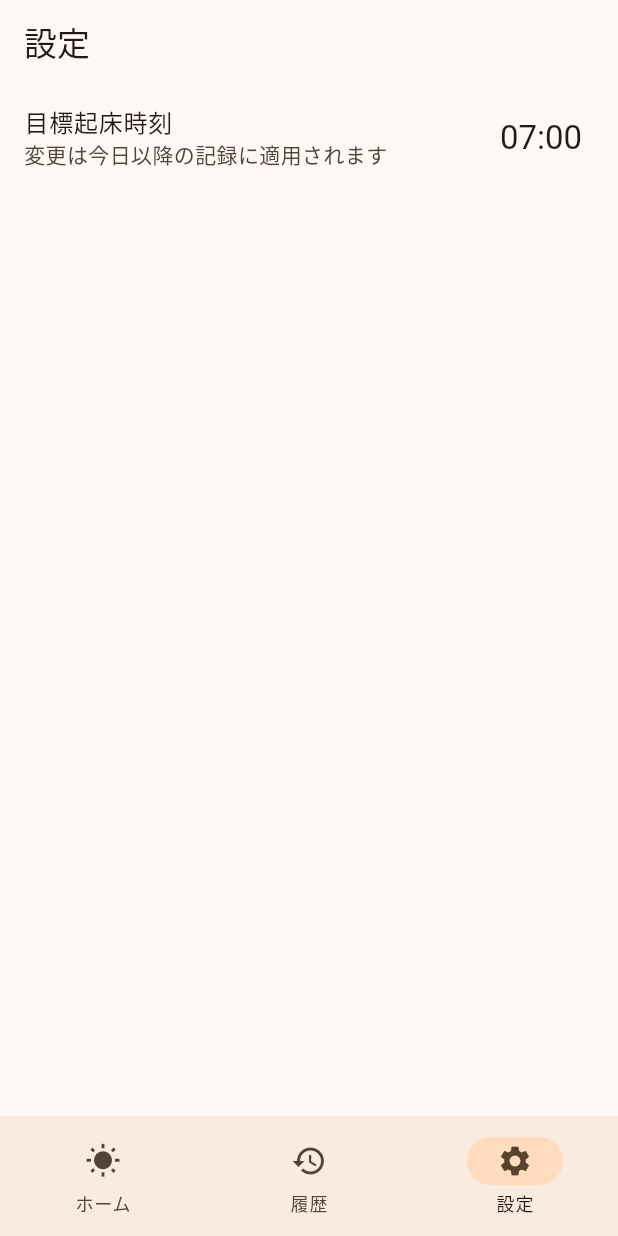
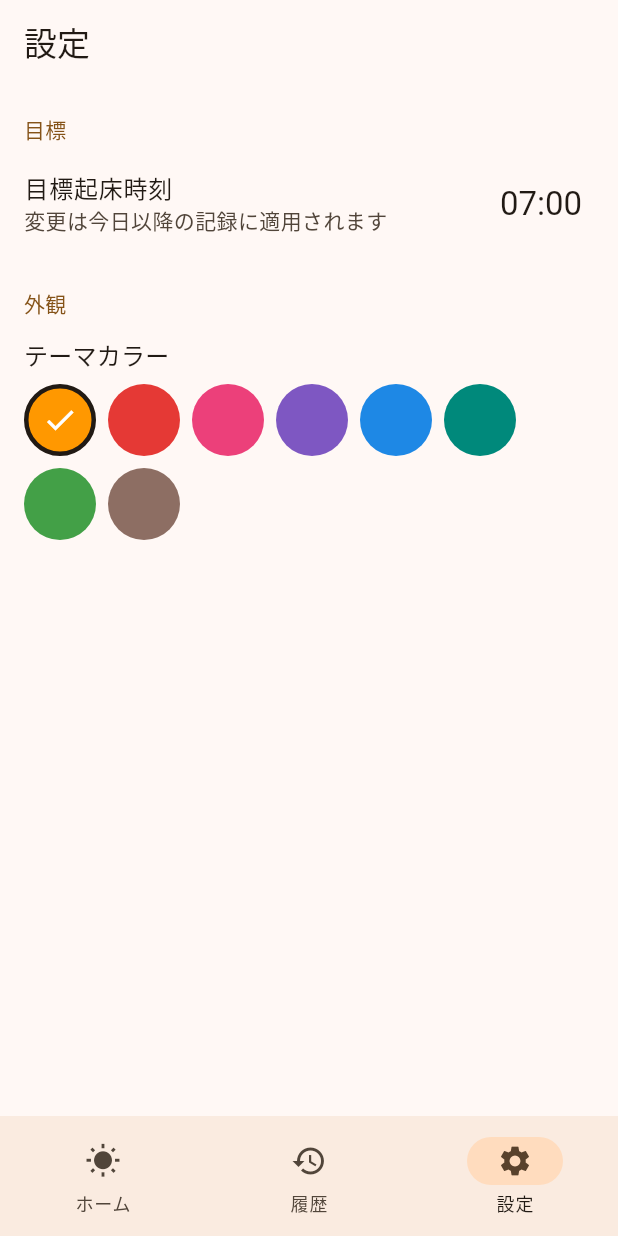
Before and after one commit to haruki169/wake-up-up, a Flutter app: the screen it shows after launch, item 3 of the bottom bar chosen, on a phone screen of 412 x 824 dp. Run offline on Flutter 3.47's test engine with Material 3 defaults, Android fonts, the phone set to English and light mode, and no system bars; our stand-ins replace flutter_riverpod, shared_preferences, sqflite; accounts and stored records are empty.

Commit message:
テーマカラー変更(プリセット8色) (#14)
詳細は #3 と PR の説明を参照。

Closes #3

Co-authored-by: Claude Sonnet 5.5 <noreply@anthropic.com>

```diff
--- a/lib/presentation/app.dart
+++ b/lib/presentation/app.dart
@@ -5,17 +5,23 @@ import 'history_page.dart';
 import 'home_page.dart';
 import 'providers.dart';
 import 'settings_page.dart';
+import 'theme_options.dart';
 
-/// アプリ全体のルート。テーマを設定し、[_Shell] を表示する。
-class WakeUpUpApp extends StatelessWidget {
+/// アプリ全体のルート。設定のテーマカラーを反映して [_Shell] を表示する。
+class WakeUpUpApp extends ConsumerWidget {
   const WakeUpUpApp({super.key});
 
   @override
-  Widget build(BuildContext context) => MaterialApp(
-    title: 'wake-up-up',
-    theme: ThemeData(colorSchemeSeed: Colors.orange, useMaterial3: true),
-    home: const _Shell(),
-  );
+  Widget build(BuildContext context, WidgetRef ref) {
+    final colorIndex = ref.watch(
+      settingsProvider.select((s) => s.themeColorIndex),
+    );
+    return MaterialApp(
+      title: 'wake-up-up',
+      theme: buildTheme(colorIndex, Brightness.light),
+      home: const _Shell(),
+    );
+  }
 }
 
 /// 下部タブ(ホーム/履歴/設定)で3つの画面を切り替える枠組み。
--- a/lib/presentation/history_page.dart
+++ b/lib/presentation/history_page.dart
@@ -2,6 +2,7 @@ import 'package:flutter/material.dart';
 import 'package:flutter_riverpod/flutter_riverpod.dart';
 
 import 'providers.dart';
+import 'theme_options.dart';
 
 /// 履歴画面。日ごとの起床時刻・目標時刻・成否・獲得ポイントを
 /// 新しい日付順に一覧表示する。
@@ -11,6 +12,7 @@ class HistoryPage extends ConsumerWidget {
   @override
   Widget build(BuildContext context, WidgetRef ref) {
     final records = ref.watch(recordsProvider);
+    final status = Theme.of(context).extension<StatusColors>()!;
     return records.when(
       loading: () => const Center(child: CircularProgressIndicator()),
       error: (e, _) => Center(child: Text('読み込みに失敗しました: $e')),
@@ -23,10 +25,10 @@ class HistoryPage extends ConsumerWidget {
             final r = list[i];
             final woke = TimeOfDay.fromDateTime(r.wokeAt).format(context);
             return ListTile(
-              // 成功は緑のチェック、失敗は赤の×で示す。
+              // 成功はチェック、失敗は×で示す(色はテーマに連動)。
               leading: Icon(
                 r.success ? Icons.check_circle : Icons.cancel,
-                color: r.success ? Colors.green : Colors.redAccent,
+                color: r.success ? status.success : status.failure,
               ),
               title: Text(r.date),
               subtitle: Text('起床 $woke / 目標 ${r.targetTime}'),
--- a/lib/presentation/settings_page.dart
+++ b/lib/presentation/settings_page.dart
@@ -3,6 +3,7 @@ import 'package:flutter_riverpod/flutter_riverpod.dart';
 
 import '../domain/wake_record.dart';
 import 'providers.dart';
+import 'theme_options.dart';
 
 /// 設定画面。目標起床時刻を時刻ピッカーで変更する。
 class SettingsPage extends ConsumerWidget {
@@ -10,9 +11,11 @@ class SettingsPage extends ConsumerWidget {
 
   @override
   Widget build(BuildContext context, WidgetRef ref) {
-    final target = ref.watch(targetTimeProvider);
+    final settings = ref.watch(settingsProvider);
+    final target = settings.targetTime;
     return ListView(
       children: [
+        const _SectionHeader('目標'),
         ListTile(
           key: const Key('target_tile'),
           title: const Text('目標起床時刻'),
@@ -42,7 +45,114 @@ class SettingsPage extends ConsumerWidget {
             }
           },
         ),
+        const _SectionHeader('外観'),
+        _ThemeColorPicker(selected: settings.themeColorIndex),
+        const SizedBox(height: 24),
       ],
     );
   }
 }
+
+/// 設定のセクション見出し。
+class _SectionHeader extends StatelessWidget {
+  const _SectionHeader(this.text);
+
+  final String text;
+
+  @override
+  Widget build(BuildContext context) => Semantics(
+    header: true,
+    child: Padding(
+      padding: const EdgeInsets.fromLTRB(16, 20, 16, 4),
+      child: Text(
+        text,
+        style: Theme.of(context).textTheme.titleSmall
+            ?.copyWith(color: Theme.of(context).colorScheme.primary),
+      ),
+    ),
+  );
+}
+
+/// テーマカラーを選ぶ円形のチップの並び。
+class _ThemeColorPicker extends ConsumerWidget {
+  const _ThemeColorPicker({required this.selected});
+
+  /// 選択中のテーマカラーの番号。
+  final int selected;
+
+  @override
+  Widget build(BuildContext context, WidgetRef ref) => Padding(
+    padding: const EdgeInsets.fromLTRB(16, 8, 16, 8),
+    child: Column(
+      crossAxisAlignment: CrossAxisAlignment.start,
+      children: [
+        Text('テーマカラー', style: Theme.of(context).textTheme.titleMedium),
+        const SizedBox(height: 8),
+        Wrap(
+          spacing: 8,
+          runSpacing: 8,
+          children: [
+            for (var i = 0; i < themeChoices.length; i++)
+              _ColorChip(
+                index: i,
+                selected: i == selected,
+                onTap: () => ref
+                    .read(settingsProvider.notifier)
+                    .update((s) => s.copyWith(themeColorIndex: i)),
+              ),
+          ],
+        ),
+      ],
+    ),
+  );
+}
+
+/// テーマカラー1色分のチップ。タップ領域は48dp。
+class _ColorChip extends StatelessWidget {
+  const _ColorChip({
+    required this.index,
+    required this.selected,
+    required this.onTap,
+  });
+
+  /// 色の番号([themeChoices] の添字)。
+  final int index;
+
+  /// 選択中かどうか。
+  final bool selected;
+
+  /// タップされたときの処理。
+  final VoidCallback onTap;
+
+  @override
+  Widget build(BuildContext context) {
+    final choice = themeChoices[index];
+    return Semantics(
+      label: choice.name,
+      button: true,
+      selected: selected,
+      excludeSemantics: true,
+      onTap: onTap,
+      child: InkWell(
+        key: Key('color_chip_$index'),
+        onTap: onTap,
+        customBorder: const CircleBorder(),
+        child: Container(
+          width: 48,
+          height: 48,
+          decoration: BoxDecoration(
+            color: choice.color,
+            shape: BoxShape.circle,
+            border: selected
+                ? Border.all(
+                    width: 3,
+                    color: Theme.of(context).colorScheme.onSurface,
+                  )
+                : null,
+          ),
+          child: selected ? const Icon(Icons.check, color: Colors.white) : null,
+        ),
+      ),
+    );
+  }
+}
--- /dev/null
+++ b/lib/presentation/theme_options.dart
@@ -0,0 +1,74 @@
+import 'package:flutter/material.dart';
+
+/// テーマカラーの選択肢(名前とシード色)。
+class ThemeChoice {
+  const ThemeChoice(this.name, this.color);
+
+  /// 読み上げや表示に使う色の名前。
+  final String name;
+
+  /// カラースキームの元になるシード色。
+  final Color color;
+}
+
+/// 選べるテーマカラー(プリセット8色)。番号は設定の `themeColorIndex`。
+const List<ThemeChoice> themeChoices = [
+  ThemeChoice('オレンジ', Color(0xFFFF9800)),
+  ThemeChoice('赤', Color(0xFFE53935)),
+  ThemeChoice('ピンク', Color(0xFFEC407A)),
+  ThemeChoice('紫', Color(0xFF7E57C2)),
+  ThemeChoice('青', Color(0xFF1E88E5)),
+  ThemeChoice('青緑', Color(0xFF00897B)),
+  ThemeChoice('緑', Color(0xFF43A047)),
+  ThemeChoice('茶', Color(0xFF8D6E63)),
+];
+
+/// 成功・失敗を示す色。ライト/ダークそれぞれで読みやすい色にする。
+class StatusColors extends ThemeExtension<StatusColors> {
+  const StatusColors({required this.success, required this.failure});
+
+  /// 成功の色。
+  final Color success;
+
+  /// 失敗の色。
+  final Color failure;
+
+  @override
+  StatusColors copyWith({Color? success, Color? failure}) => StatusColors(
+    success: success ?? this.success,
+    failure: failure ?? this.failure,
+  );
+
+  @override
+  StatusColors lerp(StatusColors? other, double t) {
+    if (other == null) return this;
+    return StatusColors(
+      success: Color.lerp(success, other.success, t)!,
+      failure: Color.lerp(failure, other.failure, t)!,
+    );
+  }
+}
+
+/// [colorIndex] 番のテーマカラーと明暗から [ThemeData] を作る。
+///
+/// 番号が範囲外のときは0番(オレンジ)にする。
+ThemeData buildTheme(int colorIndex, Brightness brightness) {
+  final index = (colorIndex >= 0 && colorIndex < themeChoices.length)
+      ? colorIndex
+      : 0;
+  final scheme = ColorScheme.fromSeed(
+    seedColor: themeChoices[index].color,
+    brightness: brightness,
+  );
+  final isLight = brightness == Brightness.light;
+  return ThemeData(
+    colorScheme: scheme,
+    useMaterial3: true,
+    extensions: [
+      StatusColors(
+        success: isLight ? const Color(0xFF2E7D32) : const Color(0xFF81C784),
+        failure: scheme.error,
+      ),
+    ],
+  );
+}
```
Also changed, not shown: 9 other files.
